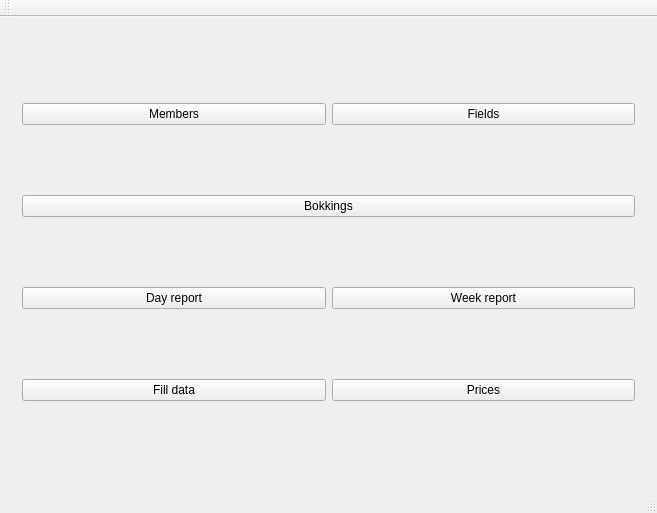
The window that mainwindow.ui (lamouski/TCN) describes before a commit, drawn with Qt 5.
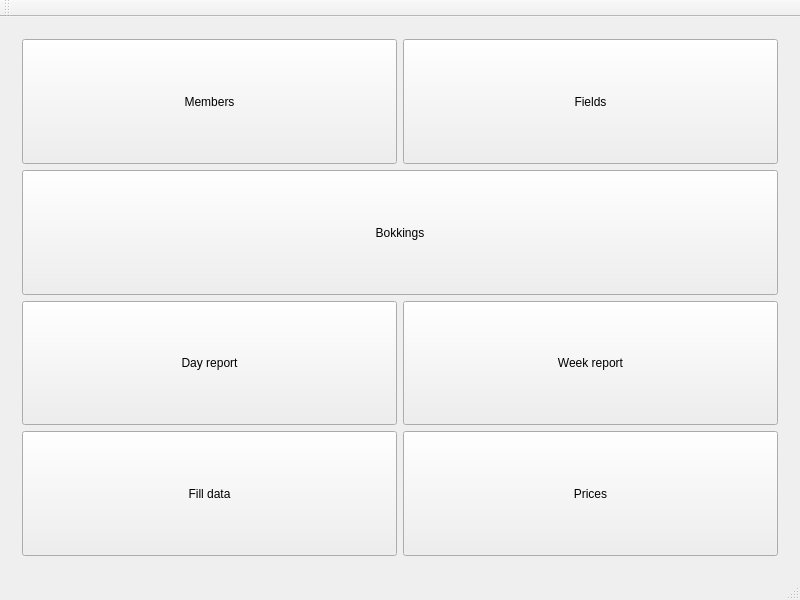
The same window after the commit. Custom widgets are drawn as their Qt base class.

```diff
--- a/mainwindow.ui
+++ b/mainwindow.ui
@@ -6,10 +6,22 @@
    <rect>
     <x>0</x>
     <y>0</y>
-    <width>657</width>
-    <height>513</height>
+    <width>800</width>
+    <height>600</height>
    </rect>
   </property>
+  <property name="sizePolicy">
+   <sizepolicy hsizetype="Expanding" vsizetype="Expanding">
+    <horstretch>0</horstretch>
+    <verstretch>0</verstretch>
+   </sizepolicy>
+  </property>
+  <property name="baseSize">
+   <size>
+    <width>1200</width>
+    <height>800</height>
+   </size>
+  </property>
   <property name="windowTitle">
    <string>MainWindow</string>
   </property>
@@ -24,6 +36,12 @@
        <layout class="QGridLayout" name="gridLayout">
         <item row="4" column="0" colspan="2">
          <widget class="QPushButton" name="m_button_bookings">
+          <property name="sizePolicy">
+           <sizepolicy hsizetype="Minimum" vsizetype="MinimumExpanding">
+            <horstretch>0</horstretch>
+            <verstretch>0</verstretch>
+           </sizepolicy>
+          </property>
           <property name="text">
            <string>Bokkings</string>
           </property>
@@ -31,6 +49,12 @@
         </item>
         <item row="5" column="0">
          <widget class="QPushButton" name="m_button_day_report">
+          <property name="sizePolicy">
+           <sizepolicy hsizetype="Minimum" vsizetype="MinimumExpanding">
+            <horstretch>0</horstretch>
+            <verstretch>0</verstretch>
+           </sizepolicy>
+          </property>
           <property name="text">
            <string>Day report</string>
           </property>
@@ -38,6 +62,12 @@
         </item>
         <item row="5" column="1">
          <widget class="QPushButton" name="m_button_week_report">
+          <property name="sizePolicy">
+           <sizepolicy hsizetype="Minimum" vsizetype="MinimumExpanding">
+            <horstretch>0</horstretch>
+            <verstretch>0</verstretch>
+           </sizepolicy>
+          </property>
           <property name="text">
            <string>Week report</string>
           </property>
@@ -45,6 +75,12 @@
         </item>
         <item row="6" column="0">
          <widget class="QPushButton" name="delete_pushButton">
+          <property name="sizePolicy">
+           <sizepolicy hsizetype="Minimum" vsizetype="MinimumExpanding">
+            <horstretch>0</horstretch>
+            <verstretch>0</verstretch>
+           </sizepolicy>
+          </property>
           <property name="text">
            <string>Fill data</string>
           </property>
@@ -52,6 +88,12 @@
         </item>
         <item row="6" column="1">
          <widget class="QPushButton" name="mutton_3">
+          <property name="sizePolicy">
+           <sizepolicy hsizetype="Minimum" vsizetype="MinimumExpanding">
+            <horstretch>0</horstretch>
+            <verstretch>0</verstretch>
+           </sizepolicy>
+          </property>
           <property name="text">
            <string>Prices</string>
           </property>
@@ -59,6 +101,12 @@
         </item>
         <item row="1" column="0">
          <widget class="QPushButton" name="m_button_members">
+          <property name="sizePolicy">
+           <sizepolicy hsizetype="Minimum" vsizetype="MinimumExpanding">
+            <horstretch>0</horstretch>
+            <verstretch>0</verstretch>
+           </sizepolicy>
+          </property>
           <property name="text">
            <string>Members</string>
           </property>
@@ -66,6 +114,12 @@
         </item>
         <item row="1" column="1">
          <widget class="QPushButton" name="m_button_fields">
+          <property name="sizePolicy">
+           <sizepolicy hsizetype="Minimum" vsizetype="MinimumExpanding">
+            <horstretch>0</horstretch>
+            <verstretch>0</verstretch>
+           </sizepolicy>
+          </property>
           <property name="text">
            <string>Fields</string>
           </property>
```
Left out of the diff: 4 changed lines with no effect on the pictures.
